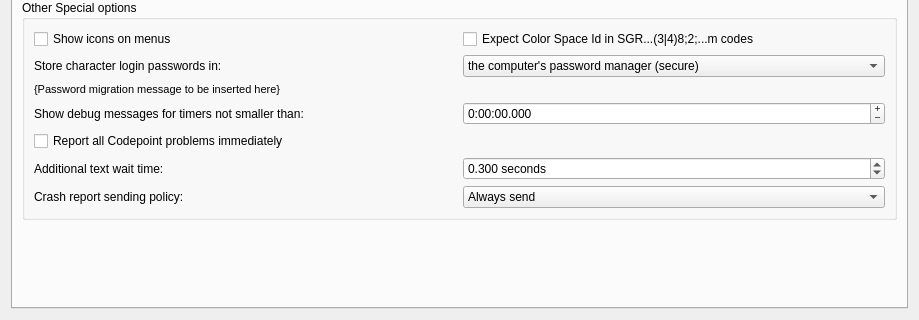
First picture: the form in src/ui/profile_preferences.ui, repository Mudlet/Mudlet, before the edit; both pictures show x 0 to 919 and y 389 to 709 of the 919 by 709 pixel window.
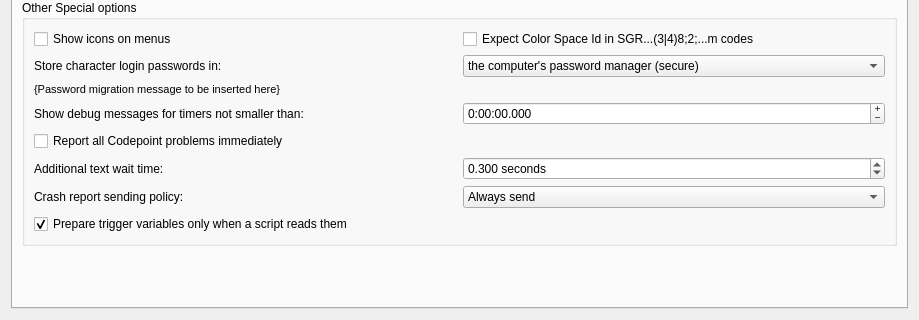
Second picture: the form after the edit. The open tabs and pages were chosen to show the change. Icons and pictures are not drawn. Custom widgets are drawn as their Qt base class.

Commit message:
Move the lazy capture globals switch from Mudlet.ini to the profile preferences
On by default, per profile, in a Performance card on the Advanced page and
via setConfig("lazyCaptureGlobals"). Takes effect at once, saved with the
profile. Drops the Mudlet.ini key and the MUDLET_LAZY_GLOBALS override; a
spec replaces LazyGlobalsSwitchTest.

The edit to the form file:
```diff
--- a/src/ui/profile_preferences.ui
+++ b/src/ui/profile_preferences.ui
@@ -5144,6 +5144,22 @@
             </item>
            </widget>
           </item>
+          <item row="7" column="0" colspan="2">
+           <widget class="QCheckBox" name="checkBox_lazyCaptureGlobals">
+            <property name="toolTip">
+             <string>&lt;p&gt;Makes triggers faster by preparing the &lt;tt&gt;matches&lt;/tt&gt;, &lt;tt&gt;multimatches&lt;/tt&gt; and &lt;tt&gt;line&lt;/tt&gt; variables only when a script reads them. Scripts see the same values either way.&lt;/p&gt;&lt;p&gt;Turn this off only if a script or package looks through Lua's global table directly (with &lt;tt&gt;rawget&lt;/tt&gt;, &lt;tt&gt;next&lt;/tt&gt; or &lt;tt&gt;pairs&lt;/tt&gt; on &lt;tt&gt;_G&lt;/tt&gt;) and misbehaves because it does not find them there.&lt;/p&gt;</string>
+            </property>
+            <property name="accessibleDescription">
+             <string>When checked, triggers run faster because the matches, multimatches and line variables are only prepared when a script reads them. Turn this off only if a script or package that looks through Lua's global table directly misbehaves.</string>
+            </property>
+            <property name="text">
+             <string>Prepare trigger variables only when a script reads them</string>
+            </property>
+            <property name="checked">
+             <bool>true</bool>
+            </property>
+           </widget>
+          </item>
          </layout>
         </widget>
        </item>
```
The commit also changes 10 other files.
